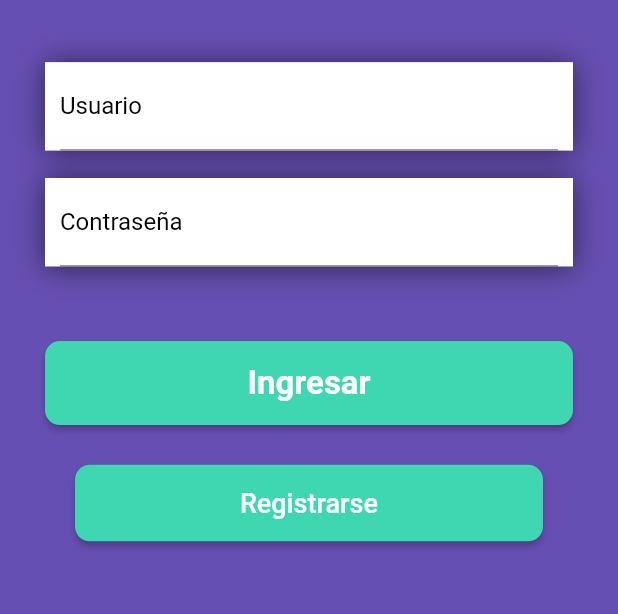
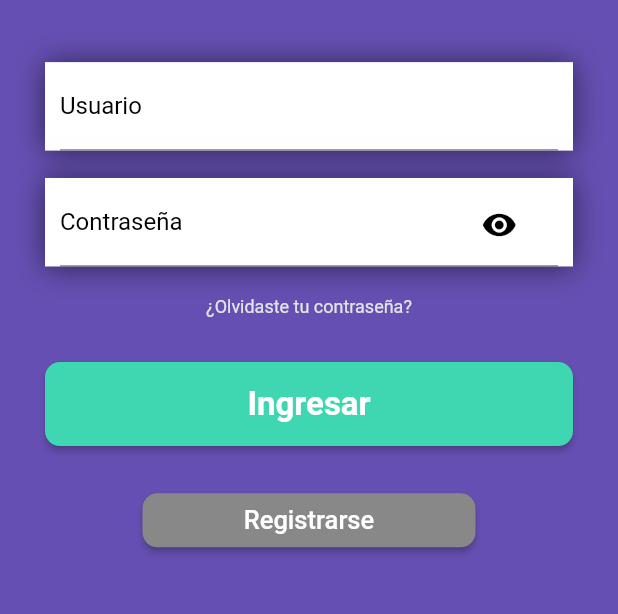
Before and after one commit to osmancadc/asegurate-app, a Flutter app: the screen it shows after launch, on a phone screen of 412 x 824 dp, the part 457-1071 px from its top. Run offline on Flutter 3.47's test engine with Material 2 defaults, Android fonts, the light colour scheme and no system bars; our stand-ins replace blur, file_picker, flutter_dotenv, flutter_rating_bar, get, get_storage and 3 more; missing offline and left inert: encrypt, flutter_carousel_slider.

Commit message:
feat/logout_page_changes_UI password view

```diff
--- a/lib/pages/logout/logout_page.dart
+++ b/lib/pages/logout/logout_page.dart
@@ -10,7 +10,8 @@ class LogoutPage extends StatelessWidget {
   @override
   Widget build(BuildContext context) {
     return SafeArea(
-      child: Scaffold(
+        child: Obx(
+      () => Scaffold(
         backgroundColor: colorSecondary,
         body: SingleChildScrollView(
           child: Column(
@@ -24,14 +25,17 @@ class LogoutPage extends StatelessWidget {
           ),
         ),
       ),
-    );
+    ));
   }
 
   _formBox(BuildContext context) {
+    LogoutPageController con = Get.put(LogoutPageController());
+
     return Column(
       children: [
         _boxFormUser(context),
         _boxFormPassword(context),
+        _recoverPassword(context),
         SizedBox(
           height: MediaQuery.of(context).size.height * 0.03,
         ),
@@ -44,25 +48,48 @@ class LogoutPage extends StatelessWidget {
     );
   }
 
+  Widget _recoverPassword(context) {
+    return GestureDetector(
+      child: Container(
+        margin: EdgeInsets.only(
+          left: MediaQuery.of(context).size.width * 0.05,
+          right: MediaQuery.of(context).size.width * 0.05,
+        ),
+        child: Row(
+          mainAxisAlignment: MainAxisAlignment.center,
+          children: [
+            Text(
+              '¿Olvidaste tu contraseña?',
+              style: TextStyle(
+                color: colorFont,
+                fontSize: 12,
+              ),
+            ),
+          ],
+        ),
+      ),
+    );
+  }
+
   Widget _buttomRegister(BuildContext context) {
     LogoutPageController con = Get.put(LogoutPageController());
     return Container(
       width: double.infinity,
-      margin: EdgeInsets.symmetric(horizontal: 50, vertical: 5),
+      margin: EdgeInsets.symmetric(horizontal: 95, vertical: 4),
       child: ElevatedButton(
         onPressed: () => con.gotoRegisterPage(),
         style: ElevatedButton.styleFrom(
           shape: RoundedRectangleBorder(
             borderRadius: BorderRadius.circular(10),
           ),
-          primary: colorOnPrimaryVariant,
-          padding: EdgeInsets.symmetric(vertical: 15),
+          primary: colorOnSecondaryVariant,
+          padding: EdgeInsets.symmetric(vertical: 4),
         ),
         child: const Text(
           'Registrarse',
           style: TextStyle(
             color: Colors.white,
-            fontSize: 18,
+            fontSize: 17,
           ),
         ),
       ),
@@ -131,7 +158,9 @@ class LogoutPage extends StatelessWidget {
 
   Widget _boxFormPassword(BuildContext context) {
     LogoutPageController con = Get.put(LogoutPageController());
-    return Container(
+    return Stack(
+      children: [
+        Container(
           decoration: const BoxDecoration(
             color: Colors.white,
             boxShadow: <BoxShadow>[
@@ -149,11 +178,11 @@ class LogoutPage extends StatelessWidget {
             right: 30,
           ),
           child: Container(
-        padding: const EdgeInsets.symmetric(horizontal: 10),
+            padding: EdgeInsets.symmetric(horizontal: 10),
             child: TextField(
               controller: con.passwordController,
-          obscureText: true,
-          decoration: const InputDecoration(
+              obscureText: con.obscureText.value,
+              decoration: InputDecoration(
                 labelText: 'Contraseña',
                 labelStyle: TextStyle(
                   color: Colors.black,
@@ -162,6 +191,25 @@ class LogoutPage extends StatelessWidget {
               ),
             ),
           ),
+        ),
+        Container(
+          margin: EdgeInsets.only(
+            top: MediaQuery.of(context).size.height * 0.015,
+            left: MediaQuery.of(context).size.width * 0.73,
+          ),
+          child: TextButton(
+            onPressed: con.toggle,
+            style: ElevatedButton.styleFrom(
+              primary: Colors.transparent,
+              padding: EdgeInsets.symmetric(vertical: 15),
+            ),
+            child: Icon(
+              con.obscureText.value ? Icons.visibility : Icons.visibility_off,
+              color: Colors.black,
+            ),
+          ),
+        ),
+      ],
     );
   }
 
--- a/lib/pages/logout/logout_page_controller.dart
+++ b/lib/pages/logout/logout_page_controller.dart
@@ -9,6 +9,12 @@ import 'package:get_storage/get_storage.dart';
 import 'package:get/get.dart';
 
 class LogoutPageController extends GetxController {
+  var obscureText = true.obs;
+
+  void toggle() {
+    obscureText.value = !obscureText.value;
+  }
+
   String token = GetStorage().read('token') ?? "";
   logout() {
     GetStorage().remove('token');
--- a/lib/utils.dart
+++ b/lib/utils.dart
@@ -14,7 +14,7 @@ var colorOnSecondary = HexColor('#000000');
 var colorOnSurface = HexColor('#000000');
 var colorOnError = HexColor('#000000');
 var colorOnPrimaryVariant = HexColor('#3FD7B2');
-var colorOnSecondaryVariant = HexColor('#00FFB4');
+var colorOnSecondaryVariant = HexColor('#888888');
 var colorOnSurfaceVariant = HexColor('#000000');
 var colorOnErrorVariant = HexColor('#000000');
 var colorOnBackgroundVariant = HexColor('#000000');
```
Also changed, not shown: lib/pages/consult/consult_controller.dart (+28 -1 lines), lib/pages/consult/consult_page.dart (+15 -1 lines). Lines whose indentation alone changed are shown as unchanged.
